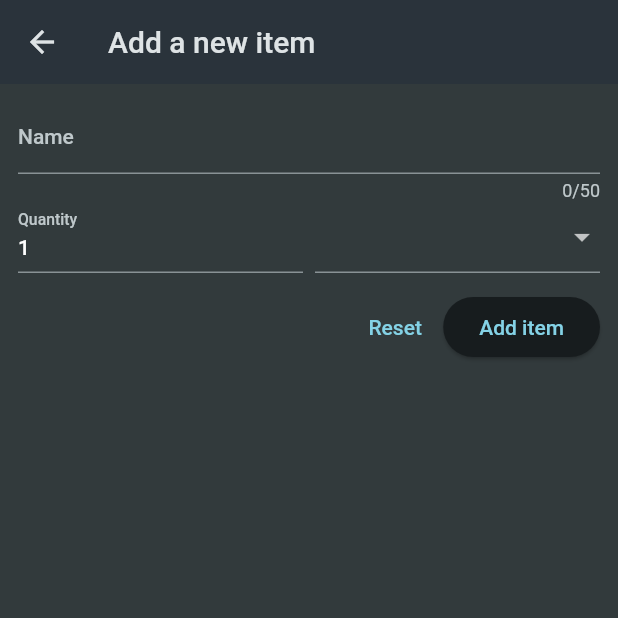
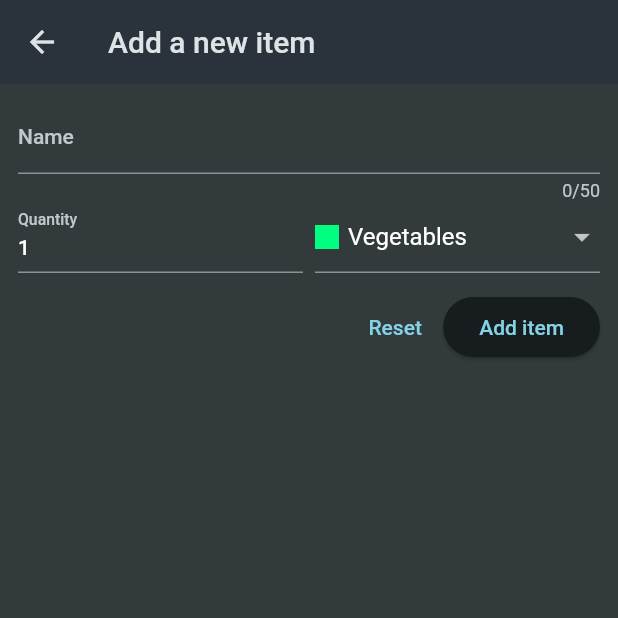
Before and after one commit to SagarM21/Lets-Shop, a Flutter app: the screen it shows after launch, after a tap on the "add" icon, on a phone screen of 412 x 824 dp, the top half of it. Run offline on Flutter 3.47's test engine with Material 2 defaults, Android fonts, the phone set to English and light mode, and no system bars.

Commit message:
add: dismissible widget and extra text

```diff
--- a/lib/widgets/grocery_list.dart
+++ b/lib/widgets/grocery_list.dart
@@ -1,5 +1,5 @@
 import 'package:flutter/material.dart';
-import 'package:lets_shop/data/dummy_items.dart';
+import 'package:lets_shop/models/grocery_item.dart';
 import 'package:lets_shop/widgets/new_item.dart';
 
 class GroceryList extends StatefulWidget {
@@ -10,29 +10,55 @@ class GroceryList extends StatefulWidget {
 }
 
 class _GroceryListState extends State<GroceryList> {
-  void _addItem() {
-    Navigator.of(context)
-        .push(MaterialPageRoute(builder: (ctx) => const NewItem()));
+  final List<GroceryItem> _groceryItems = [];
+
+  void _addItem() async {
+    final newItem = await Navigator.of(context).push<GroceryItem>(
+        MaterialPageRoute(builder: (ctx) => const NewItem()));
+
+    if (newItem == null) return;
+    setState(() {
+      _groceryItems.add(newItem);
+    });
+  }
+
+  void _removeItem(GroceryItem item) {
+    setState(() {
+      _groceryItems.remove(item);
+    });
   }
 
   @override
   Widget build(BuildContext context) {
+    Widget content = const Center(
+      child: Text('No items added yet.'),
+    );
+
+    if (_groceryItems.isNotEmpty) {
+      content = ListView.builder(
+          itemCount: _groceryItems.length,
+          itemBuilder: (ctx, index) => Dismissible(
+                onDismissed: (direction) {
+                  _removeItem(_groceryItems[index]);
+                },
+                key: ValueKey(_groceryItems[index].id),
+                child: ListTile(
+                  title: Text(_groceryItems[index].name),
+                  leading: Container(
+                    width: 24,
+                    height: 24,
+                    color: _groceryItems[index].category.color,
+                  ),
+                  trailing: Text(_groceryItems[index].quantity.toString()),
+                ),
+              ));
+    }
     return Scaffold(
       appBar: AppBar(
         title: const Text('Groceries'),
         actions: [IconButton(onPressed: _addItem, icon: const Icon(Icons.add))],
       ),
-      body: ListView.builder(
-          itemCount: groceryItems.length,
-          itemBuilder: (ctx, index) => ListTile(
-                title: Text(groceryItems[index].name),
-                leading: Container(
-                  width: 24,
-                  height: 24,
-                  color: groceryItems[index].category.color,
-                ),
-                trailing: Text(groceryItems[index].quantity.toString()),
-              )),
+      body: content,
     );
   }
 }
--- a/lib/widgets/new_item.dart
+++ b/lib/widgets/new_item.dart
@@ -1,5 +1,7 @@
 import 'package:flutter/material.dart';
 import 'package:lets_shop/data/categories.dart';
+import 'package:lets_shop/models/category.dart';
+import 'package:lets_shop/models/grocery_item.dart';
 
 class NewItem extends StatefulWidget {
   const NewItem({super.key});
@@ -12,9 +14,19 @@ class NewItem extends StatefulWidget {
 
 class _NewItem extends State<NewItem> {
   final _formKey = GlobalKey<FormState>();
+  var _enteredName = '';
+  var _enteredQuantity = 1;
+  var _selectedCategory = categories[Categories.vegetable]!;
 
   void _saveItem() {
-    _formKey.currentState!.validate();
+    if (_formKey.currentState!.validate()) {
+      _formKey.currentState!.save();
+      Navigator.of(context).pop(GroceryItem(
+          id: DateTime.now().toString(),
+          name: _enteredName,
+          quantity: _enteredQuantity,
+          category: _selectedCategory));
+    }
   }
 
   @override
@@ -41,6 +53,9 @@ class _NewItem extends State<NewItem> {
                   }
                   return null;
                 },
+                onSaved: (value) {
+                  _enteredName = value!;
+                },
               ),
               Row(
                 crossAxisAlignment: CrossAxisAlignment.end,
@@ -49,7 +64,7 @@ class _NewItem extends State<NewItem> {
                     child: TextFormField(
                       decoration:
                           const InputDecoration(label: Text('Quantity')),
-                      initialValue: '1',
+                      initialValue: _enteredQuantity.toString(),
                       keyboardType: TextInputType.number,
                       validator: (value) {
                         if (value == null ||
@@ -60,13 +75,18 @@ class _NewItem extends State<NewItem> {
                         }
                         return null;
                       },
+                      onSaved: (value) {
+                        _enteredQuantity = int.parse(value!);
+                      },
                     ),
                   ),
                   const SizedBox(
                     width: 8,
                   ),
                   Expanded(
-                    child: DropdownButtonFormField(items: [
+                    child: DropdownButtonFormField(
+                        value: _selectedCategory,
+                        items: [
                           for (final category in categories.entries)
                             DropdownMenuItem(
                               value: category.value,
@@ -84,7 +104,12 @@ class _NewItem extends State<NewItem> {
                                 ],
                               ),
                             )
-                    ], onChanged: (value) {}),
+                        ],
+                        onChanged: (value) {
+                          setState(() {
+                            _selectedCategory = value!;
+                          });
+                        }),
                   ),
                 ],
               ),
```
Lines whose indentation alone changed are shown as unchanged.
